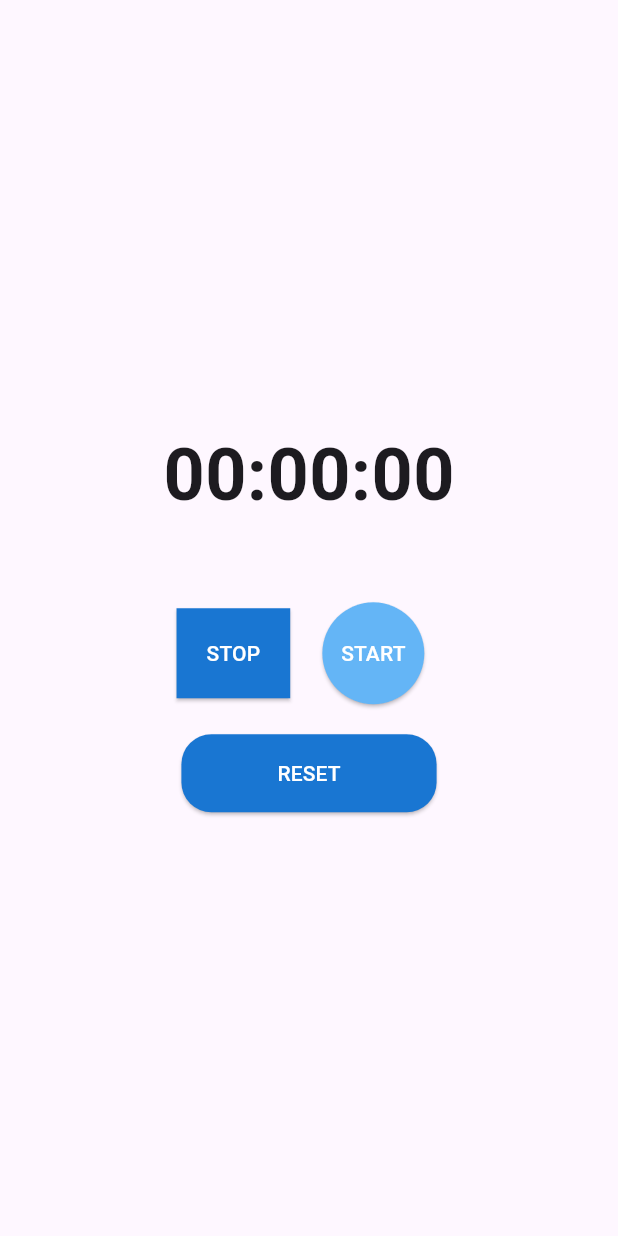
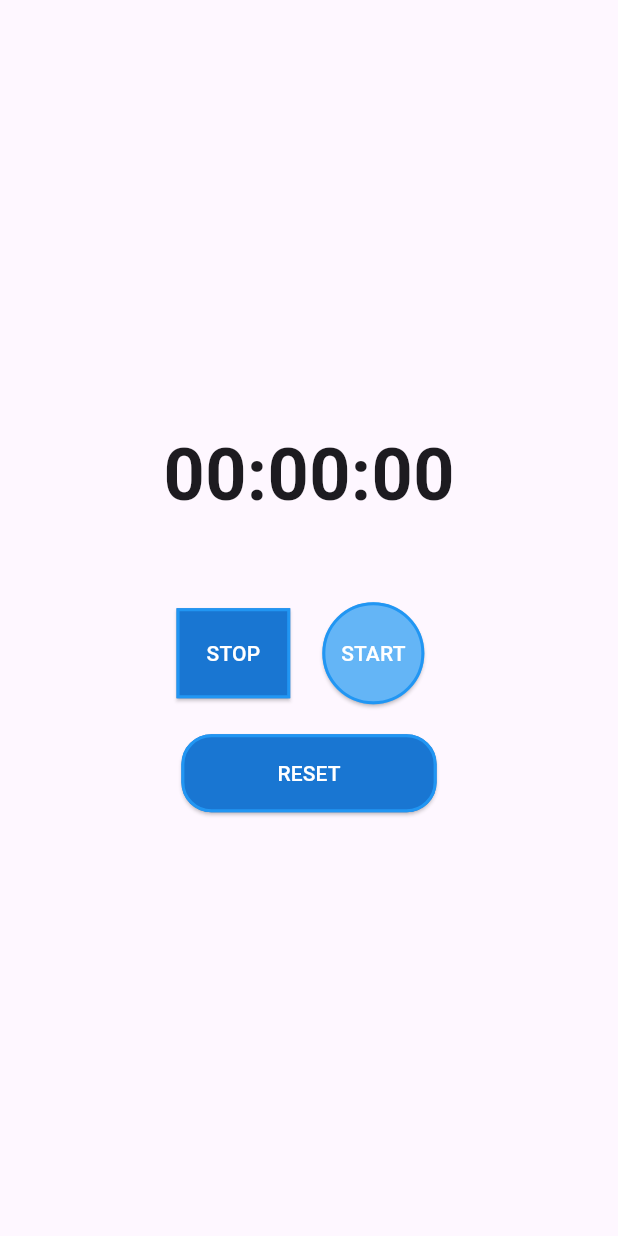
Before and after one commit to bigbenbigben/soloud_app, a Flutter app: the screen it shows after launch, on a phone screen of 412 x 824 dp. Run offline on Flutter 3.47's test engine with Material 3 defaults, Android fonts, the phone set to English and light mode, and no system bars.

Commit message:
縁取りの追加

```diff
--- a/lib/main.dart
+++ b/lib/main.dart
@@ -86,6 +86,7 @@
                     shape: RoundedRectangleBorder(), // 正方形にするために修正
                     padding: EdgeInsets.all(20),
                     backgroundColor: Colors.blue[700], // STOPボタンの色
+                    side: BorderSide(color: Colors.blue, width: 2), // 縁取りの設定
                   ),
                 ),
                 SizedBox(width: 10),
@@ -96,6 +97,7 @@
                     shape: CircleBorder(),
                     padding: EdgeInsets.all(24),
                     backgroundColor: _startButtonColor, // STARTボタンの色を動的に決定
+                    side: BorderSide(color: Colors.blue, width: 2), // 縁取りの設定
                   ),
                 ),
               ],
@@ -110,6 +112,7 @@
                 ),
                 padding: EdgeInsets.symmetric(horizontal: 64, vertical: 16), // 長方形のサイズを設定
                 backgroundColor: Colors.blue[700], // RESETボタンの色
+                side: BorderSide(color: Colors.blue, width: 2), // 縁取りの設定
               ),
             ),
           ],
```
